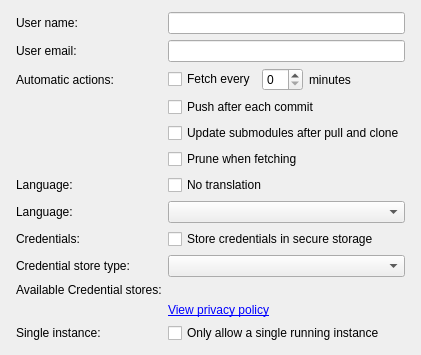
The window that src/dialogs/GeneralPanel.ui (AHSauge/Pawmmit) describes before a commit, drawn with Qt 5.
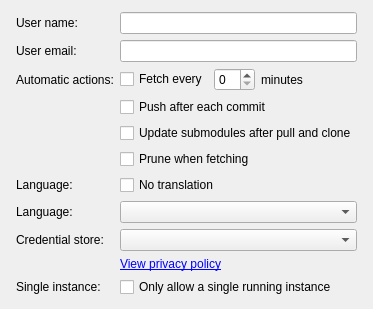
The same window after the commit.

Diff of the .ui file:
```diff
--- a/src/dialogs/GeneralPanel.ui
+++ b/src/dialogs/GeneralPanel.ui
@@ -129,52 +129,28 @@
      <item row="8" column="0">
       <widget class="QLabel" name="label_6">
        <property name="text">
-        <string>Credentials:</string>
+        <string>Credential store:</string>
        </property>
       </widget>
      </item>
      <item row="8" column="1">
-      <widget class="QCheckBox" name="mStoreCredentials">
-       <property name="text">
-        <string>Store credentials in secure storage</string>
-       </property>
-      </widget>
-     </item>
-     <item row="9" column="0">
-      <widget class="QLabel" name="label_7">
-       <property name="text">
-        <string>Credential store type:</string>
-       </property>
-      </widget>
-     </item>
-     <item row="9" column="1">
       <widget class="QComboBox" name="mAvailableStores"/>
      </item>
-     <item row="10" column="0">
-      <widget class="QLabel" name="label_8">
-       <property name="text">
-        <string>Available Credential stores:</string>
-       </property>
-      </widget>
-     </item>
-     <item row="10" column="1">
-      <widget class="QLabel" name="mCredentialStoresDescription"/>
-     </item>
-     <item row="11" column="1">
+     <item row="9" column="1">
       <widget class="QLabel" name="mPrivacy">
        <property name="text">
         <string>&lt;a href='view'&gt;View privacy policy&lt;/a&gt;</string>
        </property>
       </widget>
      </item>
-     <item row="12" column="0">
+     <item row="10" column="0">
       <widget class="QLabel" name="label_9">
        <property name="text">
         <string>Single instance:</string>
        </property>
       </widget>
      </item>
-     <item row="12" column="1">
+     <item row="10" column="1">
       <widget class="QCheckBox" name="mSingleInstance">
        <property name="text">
         <string>Only allow a single running instance</string>
```
